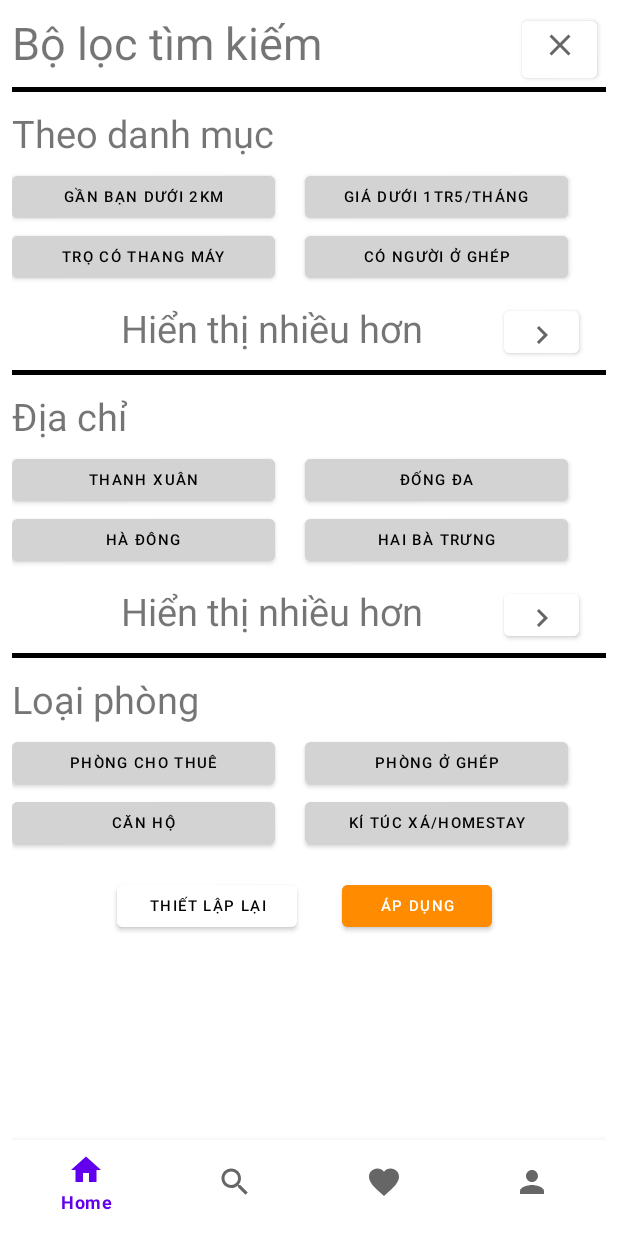
After one commit to HoangDung3009/Tipun-Android-App, an Android app: the layout search_filter.xml on its own in the app's theme, with its tools: preview values and no code run, on a phone screen of 412 x 824 dp. The commit adds this screen. Run offline under Robolectric (Android 15) with nearby library versions, the phone set to English and light mode, and no system bars.

Commit message:
Phong: add search and filter screen

```diff
--- /dev/null
+++ b/app/src/main/res/drawable/ic_baseline_chevron_right_24.xml
@@ -0,0 +1,10 @@
+<vector xmlns:android="http://schemas.android.com/apk/res/android"
+    android:width="24dp"
+    android:height="24dp"
+    android:viewportWidth="24"
+    android:viewportHeight="24"
+    android:tint="?attr/colorControlNormal">
+  <path
+      android:fillColor="@android:color/white"
+      android:pathData="M10,6L8.59,7.41 13.17,12l-4.58,4.59L10,18l6,-6z"/>
+</vector>
--- /dev/null
+++ b/app/src/main/res/drawable/ic_baseline_close_24.xml
@@ -0,0 +1,10 @@
+<vector xmlns:android="http://schemas.android.com/apk/res/android"
+    android:width="24dp"
+    android:height="24dp"
+    android:viewportWidth="24"
+    android:viewportHeight="24"
+    android:tint="?attr/colorControlNormal">
+  <path
+      android:fillColor="@android:color/white"
+      android:pathData="M19,6.41L17.59,5 12,10.59 6.41,5 5,6.41 10.59,12 5,17.59 6.41,19 12,13.41 17.59,19 19,17.59 13.41,12z"/>
+</vector>
--- /dev/null
+++ b/app/src/main/res/drawable/ic_baseline_location_on_24.xml
@@ -0,0 +1,10 @@
+<vector xmlns:android="http://schemas.android.com/apk/res/android"
+    android:width="24dp"
+    android:height="24dp"
+    android:viewportWidth="24"
+    android:viewportHeight="24"
+    android:tint="?attr/colorControlNormal">
+  <path
+      android:fillColor="@android:color/white"
+      android:pathData="M12,2C8.13,2 5,5.13 5,9c0,5.25 7,13 7,13s7,-7.75 7,-13c0,-3.87 -3.13,-7 -7,-7zM12,11.5c-1.38,0 -2.5,-1.12 -2.5,-2.5s1.12,-2.5 2.5,-2.5 2.5,1.12 2.5,2.5 -1.12,2.5 -2.5,2.5z"/>
+</vector>
--- /dev/null
+++ b/app/src/main/res/layout/search_filter.xml
@@ -0,0 +1,303 @@
+<?xml version="1.0" encoding="utf-8"?>
+<RelativeLayout
+    xmlns:android="http://schemas.android.com/apk/res/android"
+    xmlns:app="http://schemas.android.com/apk/res-auto"
+    android:layout_width="match_parent"
+    android:layout_height="match_parent"
+    android:layout_margin="8dp"
+    android:background="#FFFFFFFF">
+
+
+    <TextView
+        android:id="@+id/labelFilter"
+        android:layout_width="320dp"
+        android:layout_height="50dp"
+        android:text="Bộ lọc tìm kiếm"
+        android:textSize="30sp" />
+    <Button
+        android:id="@+id/close"
+        android:layout_width="50dp"
+        android:layout_height="50dp"
+        android:layout_marginLeft="20dp"
+        android:layout_toRightOf="@+id/labelFilter"
+        android:backgroundTint="@color/white"
+        android:drawableTop="@drawable/ic_baseline_close_24"
+        />
+    <View
+        android:id="@+id/line1"
+        android:layout_below="@id/close"
+        android:layout_width="wrap_content"
+        android:layout_height="3dp"
+        android:background="@color/black"/>
+
+    <TextView
+        android:id="@+id/labelCategory"
+        android:layout_width="320dp"
+        android:layout_height="40dp"
+        android:layout_below="@id/line1"
+        android:layout_marginTop="10dp"
+        android:text="Theo danh mục"
+        android:textSize="25sp"
+        />
+
+    <Button
+        android:id="@+id/category1"
+        android:textSize="10sp"
+        android:layout_width="175dp"
+        android:layout_height="40dp"
+        android:layout_below="@+id/labelCategory"
+        android:text="Gần bạn dưới 2km"
+        android:backgroundTint="@color/lightgrey"
+        android:textColor="@color/black"/>
+
+    <Button
+        android:id="@+id/category2"
+        android:textSize="10sp"
+        android:layout_width="175dp"
+        android:layout_height="40dp"
+        android:layout_below="@+id/labelCategory"
+        android:layout_toRightOf="@id/category1"
+        android:layout_marginLeft="20dp"
+        android:text="Giá dưới 1tr5/tháng"
+        android:backgroundTint="@color/lightgrey"
+        android:textColor="@color/black"/>
+
+    <Button
+        android:id="@+id/category3"
+        android:textSize="10sp"
+        android:layout_width="175dp"
+        android:layout_height="40dp"
+        android:layout_below="@+id/category1"
+        android:text="Trọ có thang máy"
+        android:backgroundTint="@color/lightgrey"
+        android:textColor="@color/black"/>
+
+    <Button
+        android:id="@+id/category4"
+        android:textSize="10sp"
+        android:layout_width="175dp"
+        android:layout_height="40dp"
+        android:layout_below="@+id/category1"
+        android:layout_toRightOf="@id/category1"
+        android:layout_marginLeft="20dp"
+        android:text="Có người ở ghép"
+        android:backgroundTint="@color/lightgrey"
+        android:textColor="@color/black"/>
+
+    <TextView
+        android:id="@+id/showMoreCate"
+        android:layout_width="250dp"
+        android:layout_height="40dp"
+        android:layout_below="@id/category3"
+        android:layout_centerHorizontal="true"
+        android:layout_marginTop="10dp"
+        android:text="Hiển thị nhiều hơn"
+        android:textSize="25sp" />
+
+    <Button
+        android:id="@+id/expandCate"
+        android:layout_width="50dp"
+        android:layout_height="40dp"
+        android:layout_marginTop="10dp"
+        android:layout_marginLeft="5dp"
+        android:layout_below="@id/category4"
+        android:layout_toRightOf="@+id/showMoreCate"
+        android:backgroundTint="@color/white"
+        android:drawableTop="@drawable/ic_baseline_chevron_right_24"
+        />
+
+    <View
+        android:id="@+id/line2"
+        android:layout_width="wrap_content"
+        android:layout_height="3dp"
+        android:layout_below="@id/expandCate"
+        android:layout_marginTop="5dp"
+        android:background="@color/black" />
+
+    <TextView
+        android:id="@+id/labelAddress"
+        android:layout_width="320dp"
+        android:layout_height="40dp"
+        android:layout_below="@id/line2"
+        android:layout_marginTop="10dp"
+        android:text="Địa chỉ"
+        android:textSize="25sp" />
+
+    <Button
+        android:id="@+id/address1"
+        android:textSize="10sp"
+        android:layout_width="175dp"
+        android:layout_height="40dp"
+        android:layout_below="@+id/labelAddress"
+        android:text="Thanh Xuân"
+        android:backgroundTint="@color/lightgrey"
+        android:textColor="@color/black"/>
+
+    <Button
+        android:id="@+id/address2"
+        android:textSize="10sp"
+        android:layout_width="175dp"
+        android:layout_height="40dp"
+        android:layout_below="@+id/labelAddress"
+        android:layout_toRightOf="@id/address1"
+        android:layout_marginLeft="20dp"
+        android:text="Đống Đa"
+        android:backgroundTint="@color/lightgrey"
+        android:textColor="@color/black"/>
+
+    <Button
+        android:id="@+id/address3"
+        android:textSize="10sp"
+        android:layout_width="175dp"
+        android:layout_height="40dp"
+        android:layout_below="@+id/address1"
+        android:text="Hà Đông"
+        android:backgroundTint="@color/lightgrey"
+        android:textColor="@color/black"/>
+
+    <Button
+        android:id="@+id/address4"
+        android:textSize="10sp"
+        android:layout_width="175dp"
+        android:layout_height="40dp"
+        android:layout_below="@+id/address1"
+        android:layout_toRightOf="@id/address1"
+        android:layout_marginLeft="20dp"
+        android:text="Hai Bà Trưng"
+        android:backgroundTint="@color/lightgrey"
+        android:textColor="@color/black"/>
+
+    <TextView
+        android:id="@+id/showAddress"
+        android:layout_width="250dp"
+        android:layout_height="40dp"
+        android:layout_below="@id/address3"
+        android:layout_centerHorizontal="true"
+        android:layout_marginTop="10dp"
+        android:text="Hiển thị nhiều hơn"
+        android:textSize="25sp" />
+
+    <Button
+        android:id="@+id/expandAddress"
+        android:layout_width="50dp"
+        android:layout_height="40dp"
+        android:layout_marginTop="10dp"
+        android:layout_marginLeft="5dp"
+        android:layout_below="@id/address4"
+        android:layout_toRightOf="@+id/showAddress"
+        android:backgroundTint="@color/white"
+        android:drawableTop="@drawable/ic_baseline_chevron_right_24"
+        />
+
+    <View
+        android:id="@+id/line3"
+        android:layout_below="@id/expandAddress"
+        android:layout_width="wrap_content"
+        android:layout_height="3dp"
+        android:layout_marginTop="5dp"
+        android:background="@color/black"/>
+
+    <TextView
+        android:id="@+id/labelType"
+        android:layout_width="320dp"
+        android:layout_height="40dp"
+        android:layout_below="@id/line3"
+        android:layout_marginTop="10dp"
+        android:text="Loại phòng"
+        android:textSize="25sp"
+        />
+
+    <Button
+        android:id="@+id/type1"
+        android:textSize="10sp"
+        android:layout_width="175dp"
+        android:layout_height="40dp"
+        android:layout_below="@+id/labelType"
+        android:text="Phòng cho thuê"
+        android:backgroundTint="@color/lightgrey"
+        android:textColor="@color/black"/>
+
+    <Button
+        android:id="@+id/type2"
+        android:textSize="10sp"
+        android:layout_width="175dp"
+        android:layout_height="40dp"
+        android:layout_below="@+id/labelType"
+        android:layout_toRightOf="@id/type1"
+        android:layout_marginLeft="20dp"
+        android:text="Phòng ở ghép"
+        android:backgroundTint="@color/lightgrey"
+        android:textColor="@color/black"/>
+
+    <Button
+        android:id="@+id/type3"
+        android:textSize="10sp"
+        android:layout_width="175dp"
+        android:layout_height="40dp"
+        android:layout_below="@+id/type1"
+        android:text="Căn hộ"
+        android:backgroundTint="@color/lightgrey"
+        android:textColor="@color/black"/>
+
+    <Button
+        android:id="@+id/type4"
+        android:textSize="10sp"
+        android:layout_width="175dp"
+        android:layout_height="40dp"
+        android:layout_below="@+id/type1"
+        android:backgroundTint="@color/lightgrey"
+        android:textColor="@color/black"
+        android:layout_toRightOf="@id/type3"
+        android:layout_marginLeft="20dp"
+        android:text="Kí túc xá/Homestay"/>
+
+    <Button
+        android:id="@+id/reset"
+        android:textSize="10sp"
+        android:layout_marginTop="15dp"
+        android:layout_width="120dp"
+        android:layout_height="40dp"
+        android:layout_below="@+id/type4"
+        android:text="Thiết lập lại"
+        android:backgroundTint="@color/white"
+        android:textColor="@color/black"
+        android:layout_marginLeft="70dp"/>
+
+    <Button
+        android:id="@+id/apply"
+        android:textSize="10sp"
+        android:layout_marginTop="15dp"
+        android:layout_width="100dp"
+        android:layout_height="40dp"
+        android:layout_below="@+id/type4"
+        android:layout_toRightOf="@id/reset"
+        android:backgroundTint="@color/darkorange"
+        android:textColor="@color/white"
+        android:text="Áp dụng"
+        android:layout_marginLeft="30dp"/>
+
+    <FrameLayout
+        android:id="@+id/frameLayout"
+        android:layout_width="0dp"
+        android:layout_height="0dp"
+        app:layout_constraintBottom_toTopOf="@+id/bottomNavBar"
+        app:layout_constraintEnd_toEndOf="parent"
+        app:layout_constraintHorizontal_bias="0.0"
+        app:layout_constraintStart_toStartOf="parent"
+        app:layout_constraintTop_toTopOf="parent"
+        app:layout_constraintVertical_bias="1.0">
+
+
+    </FrameLayout>
+
+    <com.google.android.material.bottomnavigation.BottomNavigationView
+        android:id="@+id/bottomNavBar"
+        android:layout_width="match_parent"
+        android:layout_height="wrap_content"
+        android:layout_alignParentBottom="true"
+        app:layout_constraintBottom_toBottomOf="parent"
+        app:layout_constraintEnd_toEndOf="parent"
+        app:layout_constraintHorizontal_bias="0.0"
+        app:layout_constraintStart_toStartOf="parent"
+        app:menu="@menu/bottom_nav" />
+</RelativeLayout>
--- /dev/null
+++ b/app/src/main/res/layout/search_screen.xml
@@ -0,0 +1,32 @@
+<?xml version="1.0" encoding="utf-8"?>
+<RelativeLayout
+    xmlns:tools="http://schemas.android.com/tools"
+    android:layout_width="match_parent"
+    android:layout_height="wrap_content"
+    xmlns:android="http://schemas.android.com/apk/res/android">
+
+    <ImageView
+        android:id="@+id/img_location"
+        android:layout_width="wrap_content"
+        android:layout_height="wrap_content"
+        android:padding="6dp"
+        android:src="@drawable/ic_baseline_location_on_24" />
+
+    <TextView
+        android:id="@+id/location_selected"
+        android:layout_width="wrap_content"
+        android:layout_height="wrap_content"
+        android:layout_toRightOf="@id/img_location"
+        android:text="Hà Nội"
+        android:padding="10dp"
+
+        />
+
+    <ImageView
+        android:padding="6dp"
+        android:id="@+id/img_drop_down"
+        android:layout_width="wrap_content"
+        android:layout_height="wrap_content"
+        android:layout_toRightOf="@id/location_selected"
+        android:src="@drawable/ic_baseline_chevron_right_24" />
+</RelativeLayout>
--- a/app/src/main/res/values/colors.xml
+++ b/app/src/main/res/values/colors.xml
@@ -9,4 +9,6 @@
     <color name="black">#FF000000</color>
     <color name="white">#FFFFFFFF</color>
     <color name="green">#5AE65F</color>
+    <color name="darkorange">#FF8C00</color>
+    <color name="lightgrey">#D3D3D3</color>
 </resources>
```
